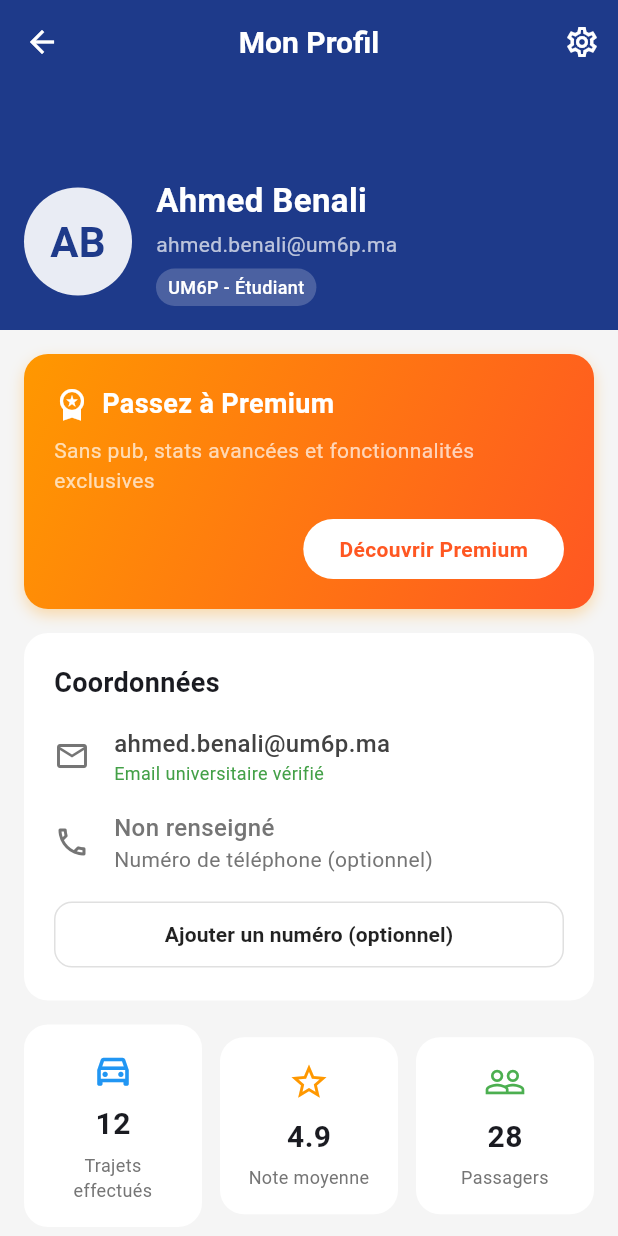
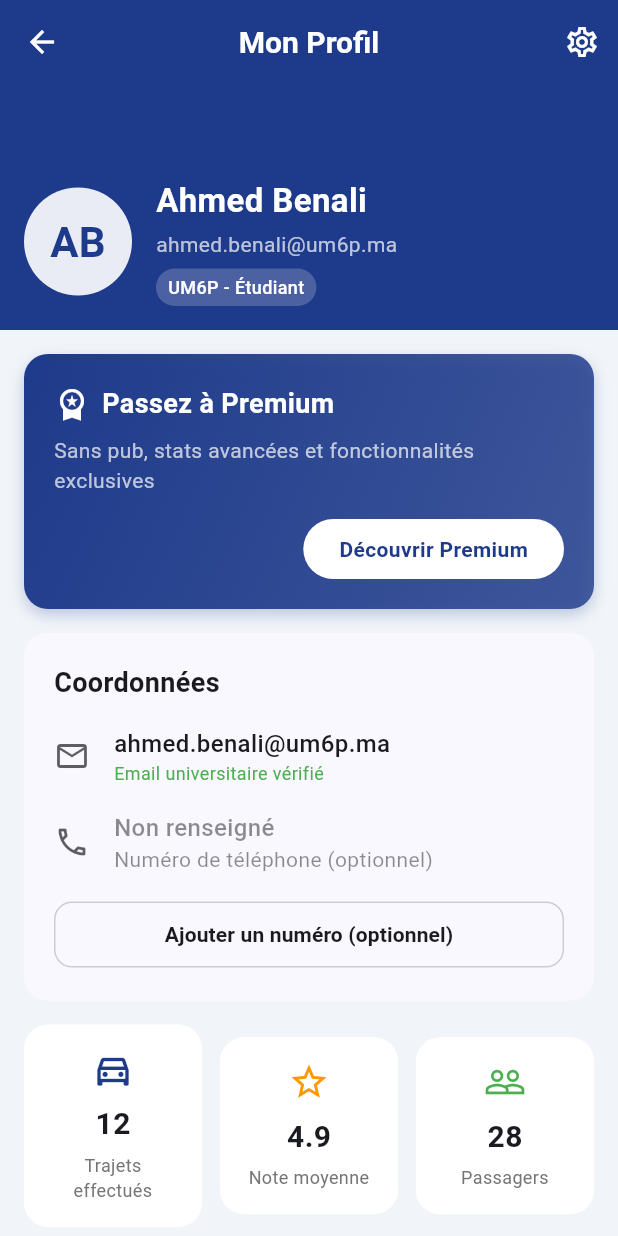
Before and after one commit to Inazumashi/moov-app, a Flutter app: the ProfileScreen screen opened directly, on a phone screen of 412 x 824 dp. Run offline on Flutter 3.47's test engine with Material 3 defaults, Android fonts, the phone set to English and light mode, and no system bars; our stand-ins replace flutter_secure_storage; accounts and stored records are empty.

Commit message:
modifications d'autre screens (theme /app)

```diff
--- a/lib/features/profile/screens/profile_screen.dart
+++ b/lib/features/profile/screens/profile_screen.dart
@@ -1,9 +1,8 @@
 import 'package:flutter/material.dart';
-//import 'package:moovapp/features/inscription/screens/email_verification_screen.dart';
 import 'package:moovapp/features/premium/screens/premium_screen.dart';
 import '../widgets/profile_activity_item.dart';
+import '../widgets/profile_menu_item.dart';
 import '../widgets/profile_header.dart';
-import '../widgets/profile_menu_item.dart';
 import '../widgets/profile_stat_card.dart';
 import 'communities_screen.dart';
 import 'notifications_screen.dart';
@@ -16,28 +15,29 @@ class ProfileScreen extends StatelessWidget {
 
   @override
   Widget build(BuildContext context) {
+    final theme = Theme.of(context);
+    final colors = theme.colorScheme;
+
     return Scaffold(
-      // On utilise un CustomScrollView pour avoir une AppBar qui disparaît
-      // quand on scrolle vers le bas.
       body: CustomScrollView(
         slivers: [
           SliverAppBar(
-            backgroundColor: Theme.of(context).colorScheme.primary,
-            expandedHeight: 220.0,
+            backgroundColor: colors.primary,
+            expandedHeight: 220,
             floating: false,
             pinned: true,
             elevation: 0,
-            title: const Text(
+            title: Text(
               'Mon Profil',
               style: TextStyle(
-                color: Colors.white,
+                color: colors.onPrimary,
                 fontWeight: FontWeight.bold,
               ),
             ),
             centerTitle: true,
             actions: [
               IconButton(
-                icon: const Icon(Icons.settings_outlined, color: Colors.white),
+                icon: Icon(Icons.settings_outlined, color: colors.onPrimary),
                 onPressed: () {
                   Navigator.of(context).push(MaterialPageRoute(
                     builder: (context) => const SettingsScreen(),
@@ -45,8 +45,7 @@ class ProfileScreen extends StatelessWidget {
                 },
               ),
             ],
-            // Le header flexible qui contient l'avatar, le nom, etc.
-            flexibleSpace: const FlexibleSpaceBar(
+            flexibleSpace: FlexibleSpaceBar(
               background: ProfileHeader(
                 name: 'Ahmed Benali',
                 email: 'ahmed.benali@um6p.ma',
@@ -56,29 +55,18 @@ class ProfileScreen extends StatelessWidget {
               collapseMode: CollapseMode.pin,
             ),
           ),
-          // Le reste du contenu de la page
+
           SliverToBoxAdapter(
             child: Container(
-              color: Colors.grey[100], // Fond gris clair pour le contenu
+              color: theme.scaffoldBackgroundColor,
               child: Column(
                 children: [
-                  // Carte Premium
-                  _buildPremiumCard(context),
-
-                  // Carte Coordonnées
-                  _buildContactCard(context),
-
-                  // Cartes de statistiques
-                  _buildStatsRow(),
-
-                  // Section Activité récente
-                  _buildActivitySection(),
-
-                  // Section Menu (Notifications, Sécurité, etc.)
-                  _buildMenuSection(context),
-
-                  // Bouton Déconnexion
-                  _buildLogoutButton(context),
+                  _buildPremiumCard(context, theme, colors),
+                  _buildContactCard(context, theme, colors),
+                  _buildStatsRow(colors),
+                  _buildActivitySection(theme, colors),
+                  _buildMenuSection(context, theme, colors),
+                  _buildLogoutButton(context, colors),
                   const SizedBox(height: 32),
                 ],
               ),
@@ -89,20 +77,23 @@ class ProfileScreen extends StatelessWidget {
     );
   }
 
-  Widget _buildPremiumCard(BuildContext context) {
+  Widget _buildPremiumCard(BuildContext context, ThemeData theme, ColorScheme colors) {
     return Padding(
       padding: const EdgeInsets.fromLTRB(16, 16, 16, 8),
       child: Container(
         decoration: BoxDecoration(
           borderRadius: BorderRadius.circular(16),
-          gradient: const LinearGradient(
-            colors: [Colors.orange, Colors.deepOrange],
+          gradient: LinearGradient(
+            colors: [
+              colors.primary,
+              colors.primary.withOpacity(0.8),
+            ],
             begin: Alignment.topLeft,
             end: Alignment.bottomRight,
           ),
           boxShadow: [
             BoxShadow(
-              color: Colors.orange.withOpacity(0.3),
+              color: colors.primary.withOpacity(0.25),
               blurRadius: 8,
               offset: const Offset(0, 4),
             ),
@@ -118,18 +109,18 @@ class ProfileScreen extends StatelessWidget {
             },
             borderRadius: BorderRadius.circular(16),
             child: Padding(
-              padding: const EdgeInsets.all(20.0),
+              padding: const EdgeInsets.all(20),
               child: Column(
                 crossAxisAlignment: CrossAxisAlignment.start,
                 children: [
-                  const Row(
+                  Row(
                     children: [
-                      Icon(Icons.workspace_premium, color: Colors.white),
-                      SizedBox(width: 8),
+                      Icon(Icons.workspace_premium, color: colors.onPrimary),
+                      const SizedBox(width: 8),
                       Text(
                         'Passez à Premium',
                         style: TextStyle(
-                          color: Colors.white,
+                          color: colors.onPrimary,
                           fontSize: 18,
                           fontWeight: FontWeight.bold,
                         ),
@@ -137,9 +128,9 @@ class ProfileScreen extends StatelessWidget {
                     ],
                   ),
                   const SizedBox(height: 8),
-                  const Text(
+                  Text(
                     'Sans pub, stats avancées et fonctionnalités exclusives',
-                    style: TextStyle(color: Colors.white70),
+                    style: TextStyle(color: colors.onPrimary.withOpacity(0.7)),
                   ),
                   const SizedBox(height: 16),
                   Align(
@@ -148,13 +139,13 @@ class ProfileScreen extends StatelessWidget {
                       padding: const EdgeInsets.symmetric(
                           horizontal: 24, vertical: 10),
                       decoration: BoxDecoration(
-                        color: Colors.white,
+                        color: colors.onPrimary,
                         borderRadius: BorderRadius.circular(30),
                       ),
-                      child: const Text(
+                      child: Text(
                         'Découvrir Premium',
                         style: TextStyle(
-                          color: Colors.deepOrange,
+                          color: colors.primary,
                           fontWeight: FontWeight.bold,
                         ),
                       ),
@@ -169,26 +160,31 @@ class ProfileScreen extends StatelessWidget {
     );
   }
 
-  Widget _buildContactCard(BuildContext context) {
+  Widget _buildContactCard(BuildContext context, ThemeData theme, ColorScheme colors) {
     return Padding(
       padding: const EdgeInsets.symmetric(horizontal: 16, vertical: 8),
       child: Container(
         padding: const EdgeInsets.all(20),
         decoration: BoxDecoration(
-          color: Colors.white,
+          color: theme.cardColor,
           borderRadius: BorderRadius.circular(16),
         ),
         child: Column(
           crossAxisAlignment: CrossAxisAlignment.start,
           children: [
-            const Text(
+            Text(
               'Coordonnées',
-              style: TextStyle(fontSize: 18, fontWeight: FontWeight.bold),
+              style: TextStyle(
+                fontSize: 18,
+                fontWeight: FontWeight.bold,
+                color: colors.onBackground,
+              ),
             ),
             const SizedBox(height: 16),
+
             Row(
               children: [
-                Icon(Icons.email_outlined, color: Colors.grey[600]),
+                Icon(Icons.email_outlined, color: colors.onBackground.withOpacity(0.7)),
                 const SizedBox(width: 16),
                 Column(
                   crossAxisAlignment: CrossAxisAlignment.start,
@@ -198,13 +194,13 @@ class ProfileScreen extends StatelessWidget {
                       style: TextStyle(
                         fontSize: 16,
                         fontWeight: FontWeight.w500,
-                        color: Colors.grey[800],
+                        color: colors.onBackground,
                       ),
                     ),
                     Text(
                       'Email universitaire vérifié',
                       style: TextStyle(
-                        color: Colors.green[600],
+                        color: Colors.green[500],
                         fontSize: 12,
                       ),
                     ),
@@ -212,10 +208,12 @@ class ProfileScreen extends StatelessWidget {
                 ),
               ],
             ),
+
             const SizedBox(height: 16),
+
             Row(
               children: [
-                Icon(Icons.phone_outlined, color: Colors.grey[600]),
+                Icon(Icons.phone_outlined, color: colors.onBackground.withOpacity(0.7)),
                 const SizedBox(width: 16),
                 Column(
                   crossAxisAlignment: CrossAxisAlignment.start,
@@ -225,47 +223,45 @@ class ProfileScreen extends StatelessWidget {
                       style: TextStyle(
                         fontSize: 16,
                         fontWeight: FontWeight.w500,
-                        color: Colors.grey[600],
+                        color: colors.onBackground.withOpacity(0.5),
                       ),
                     ),
                     Text(
                       'Numéro de téléphone (optionnel)',
-                      style: TextStyle(color: Colors.grey[600]),
+                      style: TextStyle(
+                        color: colors.onBackground.withOpacity(0.5),
+                      ),
                     ),
                   ],
                 ),
               ],
             ),
+
             const SizedBox(height: 16),
+
             SizedBox(
               width: double.infinity,
               child: OutlinedButton(
                 onPressed: () {
-                  // --- OPTION 1 : SI VOUS VOULEZ GARDER L'AJOUT DE TÉLÉPHONE ---
-                  // Navigator.of(context).push(MaterialPageRoute(
-                  //   builder: (context) => const AddPhoneScreen(), // À créer
-                  // ));
-
-                  // --- OPTION 2 : MESSAGE D'INFORMATION ---
                   ScaffoldMessenger.of(context).showSnackBar(
-                    const SnackBar(
-                      content: Text('L\'ajout de téléphone est optionnel'),
-                      backgroundColor: Colors.blue,
+                    SnackBar(
+                      content: const Text('L\'ajout de téléphone est optionnel'),
+                      backgroundColor: colors.primary,
                     ),
                   );
                 },
                 style: OutlinedButton.styleFrom(
                   padding: const EdgeInsets.symmetric(vertical: 12),
-                  side: BorderSide(color: Colors.grey.shade300),
+                  side: BorderSide(color: colors.onBackground.withOpacity(0.2)),
                   shape: RoundedRectangleBorder(
                     borderRadius: BorderRadius.circular(12),
                   ),
                 ),
-                child: const Text(
+                child: Text(
                   'Ajouter un numéro (optionnel)',
                   style: TextStyle(
                     fontWeight: FontWeight.bold,
-                    color: Colors.black87,
+                    color: colors.onBackground,
                   ),
                 ),
               ),
@@ -276,9 +272,9 @@ class ProfileScreen extends StatelessWidget {
     );
   }
 
-  Widget _buildStatsRow() {
-    return const Padding(
-      padding: EdgeInsets.symmetric(horizontal: 16, vertical: 8),
+  Widget _buildStatsRow(ColorScheme colors) {
+    return Padding(
+      padding: const EdgeInsets.symmetric(horizontal: 16, vertical: 8),
       child: Row(
         children: [
           Expanded(
@@ -286,10 +282,10 @@ class ProfileScreen extends StatelessWidget {
               icon: Icons.directions_car_filled_outlined,
               value: '12',
               label: 'Trajets effectués',
-              iconColor: Colors.blue,
+              iconColor: colors.primary,
             ),
           ),
-          SizedBox(width: 12),
+          const SizedBox(width: 12),
           Expanded(
             child: ProfileStatCard(
               icon: Icons.star_border_outlined,
@@ -298,7 +294,7 @@ class ProfileScreen extends StatelessWidget {
               iconColor: Colors.orange,
             ),
           ),
-          SizedBox(width: 12),
+          const SizedBox(width: 12),
           Expanded(
             child: ProfileStatCard(
               icon: Icons.people_outline,
@@ -312,34 +308,38 @@ class ProfileScreen extends StatelessWidget {
     );
   }
 
-  Widget _buildActivitySection() {
+  Widget _buildActivitySection(ThemeData theme, ColorScheme colors) {
     return Padding(
       padding: const EdgeInsets.symmetric(horizontal: 16, vertical: 8),
       child: Container(
         padding: const EdgeInsets.all(20),
         decoration: BoxDecoration(
-          color: Colors.white,
+          color: theme.cardColor,
           borderRadius: BorderRadius.circular(16),
         ),
-        child: const Column(
+        child: Column(
           crossAxisAlignment: CrossAxisAlignment.start,
           children: [
             Text(
               'Activité récente',
-              style: TextStyle(fontSize: 18, fontWeight: FontWeight.bold),
+              style: TextStyle(
+                fontSize: 18,
+                fontWeight: FontWeight.bold,
+                color: colors.onBackground,
+              ),
             ),
-            SizedBox(height: 16),
+            const SizedBox(height: 16),
             ProfileActivityItem(
               icon: Icons.directions_car_outlined,
-              iconBgColor: Colors.green,
+              iconBgColor: colors.primary,
               title: 'Trajet complété',
               subtitle: 'Ben Guerir → UM6P Campus',
               trailing: 'Hier',
             ),
-            Divider(height: 24),
+            Divider(height: 24, color: colors.onBackground.withOpacity(0.2)),
             ProfileActivityItem(
               icon: Icons.star_outline,
-              iconBgColor: Colors.blue,
+              iconBgColor: colors.primary,
               title: 'Nouvel avis reçu',
               subtitle: '5 étoiles de Fatima Z.',
               trailing: '2j',
@@ -350,12 +350,12 @@ class ProfileScreen extends StatelessWidget {
     );
   }
 
-  Widget _buildMenuSection(BuildContext context) {
+  Widget _buildMenuSection(BuildContext context, ThemeData theme, ColorScheme colors) {
     return Padding(
       padding: const EdgeInsets.symmetric(horizontal: 16, vertical: 8),
       child: Container(
         decoration: BoxDecoration(
-          color: Colors.white,
+          color: theme.cardColor,
           borderRadius: BorderRadius.circular(16),
         ),
         child: Column(
@@ -376,50 +376,58 @@ class ProfileScreen extends StatelessWidget {
               ),
               onTap: () {
                 Navigator.of(context).push(MaterialPageRoute(
-                  builder: (context) => const NotificationsScreen(),
+                  builder: (_) => const NotificationsScreen(),
                 ));
               },
             ),
-            const Divider(height: 1, indent: 16, endIndent: 16),
+
+            Divider(height: 1, indent: 16, endIndent: 16, color: colors.onBackground.withOpacity(0.2)),
+
             ProfileMenuItem(
               icon: Icons.people_alt_outlined,
               title: 'Mes communautés',
               onTap: () {
                 Navigator.of(context).push(MaterialPageRoute(
-                  builder: (context) => const CommunitiesScreen(),
+                  builder: (_) => const CommunitiesScreen(),
                 ));
               },
             ),
-            const Divider(height: 1, indent: 16, endIndent: 16),
+
+            Divider(height: 1, indent: 16, endIndent: 16, color: colors.onBackground.withOpacity(0.2)),
+
             ProfileMenuItem(
               icon: Icons.security_outlined,
               title: 'Sécurité',
               onTap: () {
                 Navigator.of(context).push(MaterialPageRoute(
-                  builder: (context) => const SecurityScreen(),
+                  builder: (_) => const SecurityScreen(),
                 ));
               },
             ),
-            const Divider(height: 1, indent: 16, endIndent: 16),
+
+            Divider(height: 1, indent: 16, endIndent: 16, color: colors.onBackground.withOpacity(0.2)),
+
             ProfileMenuItem(
               icon: Icons.settings_outlined,
               title: 'Paramètres',
               onTap: () {
                 Navigator.of(context).push(MaterialPageRoute(
-                  builder: (context) => const SettingsScreen(),
+                  builder: (_) => const SettingsScreen(),
                 ));
               },
             ),
-            const Divider(height: 1, indent: 16, endIndent: 16),
+
+            Divider(height: 1, indent: 16, endIndent: 16, color: colors.onBackground.withOpacity(0.2)),
+
             ProfileMenuItem(
               icon: Icons.help_outline,
               title: 'Aide & Support',
+              hasBorder: false,
               onTap: () {
                 Navigator.of(context).push(MaterialPageRoute(
-                  builder: (context) => const SupportScreen(),
+                  builder: (_) => const SupportScreen(),
                 ));
               },
-              hasBorder: false, // Pas de bordure pour le dernier item
             ),
           ],
         ),
@@ -427,22 +435,20 @@ class ProfileScreen extends StatelessWidget {
     );
   }
 
-  Widget _buildLogoutButton(BuildContext context) {
+  Widget _buildLogoutButton(BuildContext context, ColorScheme colors) {
     return Padding(
       padding: const EdgeInsets.symmetric(horizontal: 16, vertical: 8),
       child: TextButton(
-        onPressed: () {
-          // TODO: Gérer la déconnexion
-        },
-        child: const Row(
+        onPressed: () {},
+        child: Row(
           mainAxisAlignment: MainAxisAlignment.center,
           children: [
-            Icon(Icons.logout, color: Colors.red),
-            SizedBox(width: 8),
+            Icon(Icons.logout, color: Colors.redAccent),
+            const SizedBox(width: 8),
             Text(
               'Se déconnecter',
               style: TextStyle(
-                color: Colors.red,
+                color: Colors.redAccent,
                 fontSize: 16,
                 fontWeight: FontWeight.bold,
               ),
```
Also changed, not shown: lib/features/profile/screens/security_screen.dart (+40 -29 lines), lib/features/profile/screens/support_screen.dart (+73 -47 lines).
